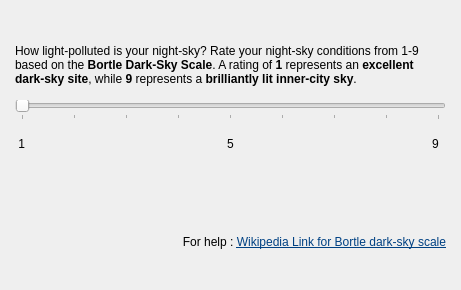
KDE/kstars, file kstars/tools/whatsinteresting/wilpsettings.ui: the form before one commit.
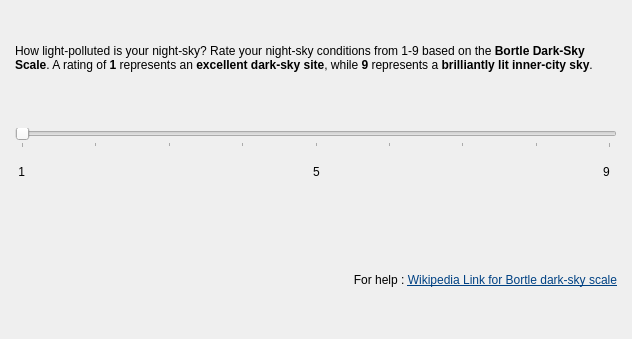
The form after the commit.

Commit message: Added list of telescopes from KStars userdb in WI settings dialog.

Diff of the .ui file:
```diff
--- a/kstars/tools/whatsinteresting/wilpsettings.ui
+++ b/kstars/tools/whatsinteresting/wilpsettings.ui
@@ -6,8 +6,8 @@
    <rect>
     <x>0</x>
     <y>0</y>
-    <width>461</width>
-    <height>290</height>
+    <width>632</width>
+    <height>339</height>
    </rect>
   </property>
   <property name="windowTitle">
@@ -41,6 +41,19 @@
        </property>
       </widget>
      </item>
+     <item>
+      <spacer name="verticalSpacer_3">
+       <property name="orientation">
+        <enum>Qt::Vertical</enum>
+       </property>
+       <property name="sizeHint" stdset="0">
+        <size>
+         <width>20</width>
+         <height>40</height>
+        </size>
+       </property>
+      </spacer>
+     </item>
      <item>
       <layout class="QVBoxLayout" name="bortleLayout">
        <item>
```
The commit also changes 3 other files.
